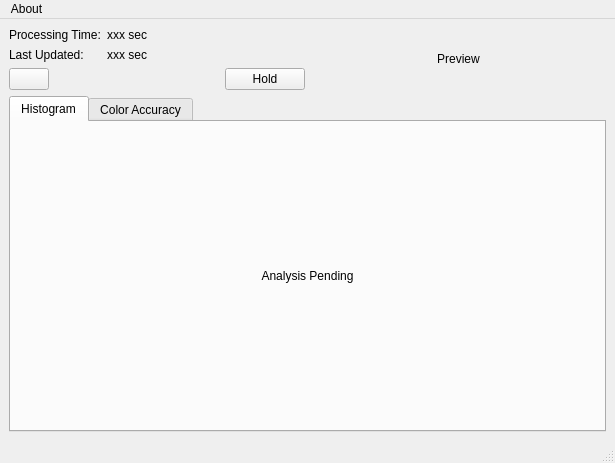
Qt form src/rtcolor/ui/RTCA_MainWindow_UI.ui (shearern/RT-Color-Analysis) before a commit.
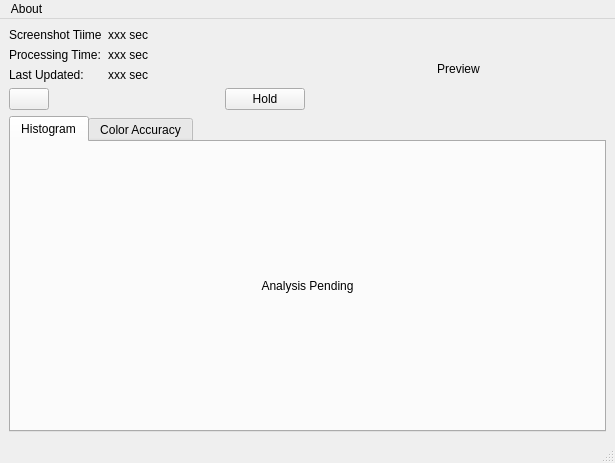
The same form after that commit. Icons and pictures are not drawn.

Commit message: Wrote screenshot thread

The edit to the form file:
```diff
--- a/src/rtcolor/ui/RTCA_MainWindow_UI.ui
+++ b/src/rtcolor/ui/RTCA_MainWindow_UI.ui
@@ -25,34 +25,48 @@
        <layout class="QVBoxLayout" name="verticalLayout">
         <item>
          <layout class="QFormLayout" name="formLayout">
-          <item row="0" column="0">
+          <item row="1" column="0">
            <widget class="QLabel" name="label_2">
             <property name="text">
              <string>Processing Time:</string>
             </property>
            </widget>
           </item>
-          <item row="0" column="1">
+          <item row="1" column="1">
            <widget class="QLabel" name="processing_time_lbl">
             <property name="text">
              <string>xxx sec</string>
             </property>
            </widget>
           </item>
-          <item row="1" column="0">
+          <item row="2" column="0">
            <widget class="QLabel" name="label_4">
             <property name="text">
              <string>Last Updated:</string>
             </property>
            </widget>
           </item>
-          <item row="1" column="1">
+          <item row="2" column="1">
            <widget class="QLabel" name="last_updated_lbl">
             <property name="text">
              <string>xxx sec</string>
             </property>
            </widget>
           </item>
+          <item row="0" column="0">
+           <widget class="QLabel" name="label_13">
+            <property name="text">
+             <string>Screenshot Tiime</string>
+            </property>
+           </widget>
+          </item>
+          <item row="0" column="1">
+           <widget class="QLabel" name="screenshot_time_lbl">
+            <property name="text">
+             <string>xxx sec</string>
+            </property>
+           </widget>
+          </item>
          </layout>
         </item>
         <item>
```
Left out of the diff: 10 changed lines with no effect on the pictures. The commit also changes 2 other files.
